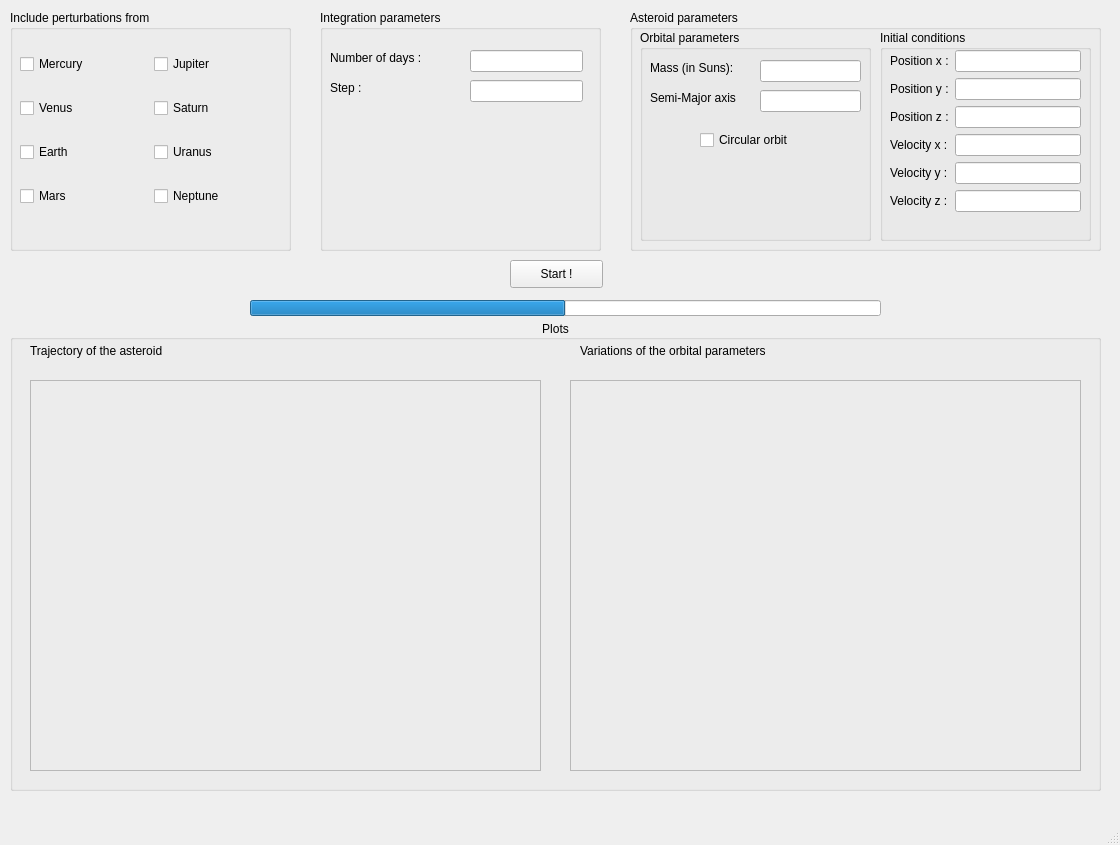
Above: UI_v1.ui from Keith-Maxwell/CIRI-Perturbated-Asteroid-Trajectory before the change. Below: the same form after it.
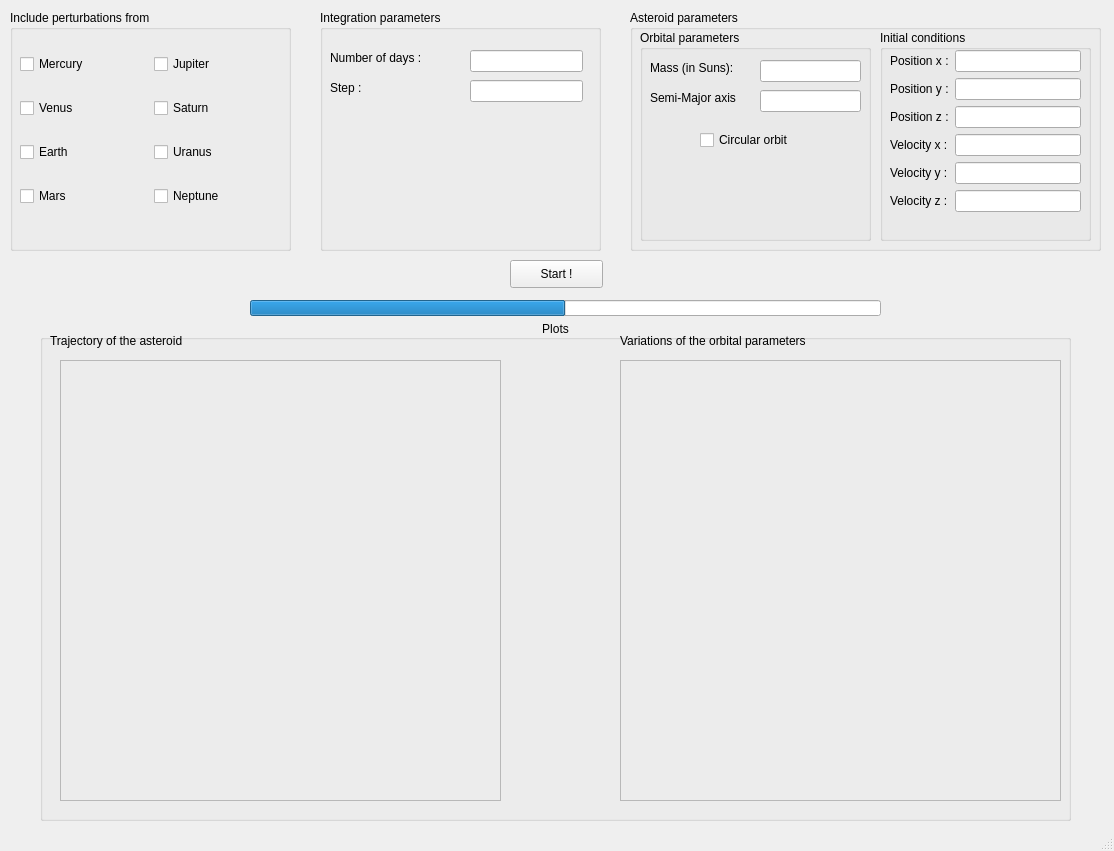
That is the form after the change. Icons and pictures are not drawn.

Commit message:
Working trajectory plot
The trajectory plot is saved as a png file, and is then displayed using setPixmap().
Subplots for the orbital variations are not working yet

The edit to the form file:
```diff
--- a/UI_v1.ui
+++ b/UI_v1.ui
@@ -6,8 +6,8 @@
    <rect>
     <x>0</x>
     <y>0</y>
-    <width>1120</width>
-    <height>845</height>
+    <width>1114</width>
+    <height>851</height>
    </rect>
   </property>
   <property name="windowTitle">
@@ -85,10 +85,10 @@
    <widget class="QGroupBox" name="groupPlots">
     <property name="geometry">
      <rect>
-      <x>10</x>
+      <x>40</x>
       <y>320</y>
-      <width>1091</width>
-      <height>471</height>
+      <width>1031</width>
+      <height>501</height>
      </rect>
     </property>
     <property name="title">
@@ -100,8 +100,8 @@
     <widget class="QLabel" name="label_3">
      <property name="geometry">
       <rect>
-       <x>20</x>
-       <y>20</y>
+       <x>10</x>
+       <y>10</y>
        <width>501</width>
        <height>21</height>
       </rect>
@@ -113,8 +113,8 @@
     <widget class="QLabel" name="label">
      <property name="geometry">
       <rect>
-       <x>570</x>
-       <y>20</y>
+       <x>580</x>
+       <y>10</y>
        <width>501</width>
        <height>21</height>
       </rect>
@@ -127,12 +127,15 @@
      </property>
     </widget>
     <widget class="QLabel" name="plotTrajectory">
+     <property name="enabled">
+      <bool>true</bool>
+     </property>
      <property name="geometry">
       <rect>
        <x>20</x>
-       <y>60</y>
-       <width>511</width>
-       <height>391</height>
+       <y>40</y>
+       <width>441</width>
+       <height>441</height>
       </rect>
      </property>
      <property name="frameShape">
@@ -151,10 +154,10 @@
     <widget class="QLabel" name="PlotOrbitVar">
      <property name="geometry">
       <rect>
-       <x>560</x>
-       <y>60</y>
-       <width>511</width>
-       <height>391</height>
+       <x>580</x>
+       <y>40</y>
+       <width>441</width>
+       <height>441</height>
       </rect>
      </property>
      <property name="frameShape">
```
Left out of the diff: 2 changed lines with no effect on the pictures. The commit also changes 2 other files.
